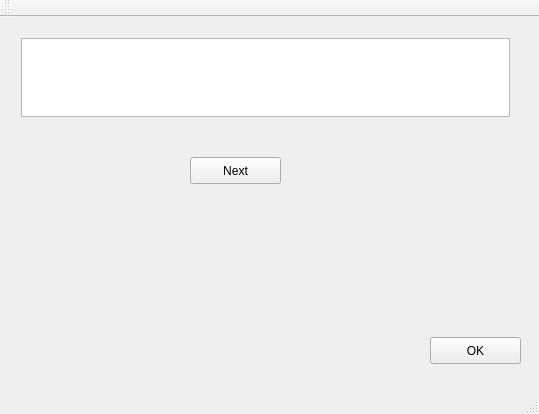
Qt form musopeg/mainwindow.ui (mcmenaminadrian/musopeg) before a commit.
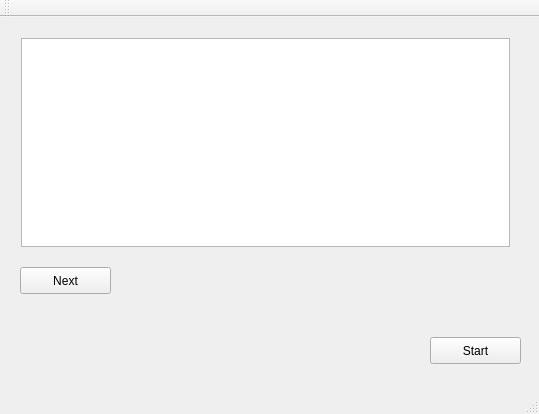
The same form after that commit.

Commit message: Working on getting the selection bit to work

```diff
--- a/musopeg/mainwindow.ui
+++ b/musopeg/mainwindow.ui
@@ -20,7 +20,7 @@
       <x>10</x>
       <y>10</y>
       <width>511</width>
-      <height>101</height>
+      <height>231</height>
      </rect>
     </property>
     <layout class="QVBoxLayout" name="verticalLayout">
@@ -39,14 +39,14 @@
      </rect>
     </property>
     <property name="text">
-     <string>OK</string>
+     <string>Start</string>
     </property>
    </widget>
    <widget class="QPushButton" name="nextButton">
     <property name="geometry">
      <rect>
-      <x>190</x>
-      <y>140</y>
+      <x>20</x>
+      <y>250</y>
       <width>91</width>
       <height>27</height>
      </rect>
```
The commit also changes 2 other files.
